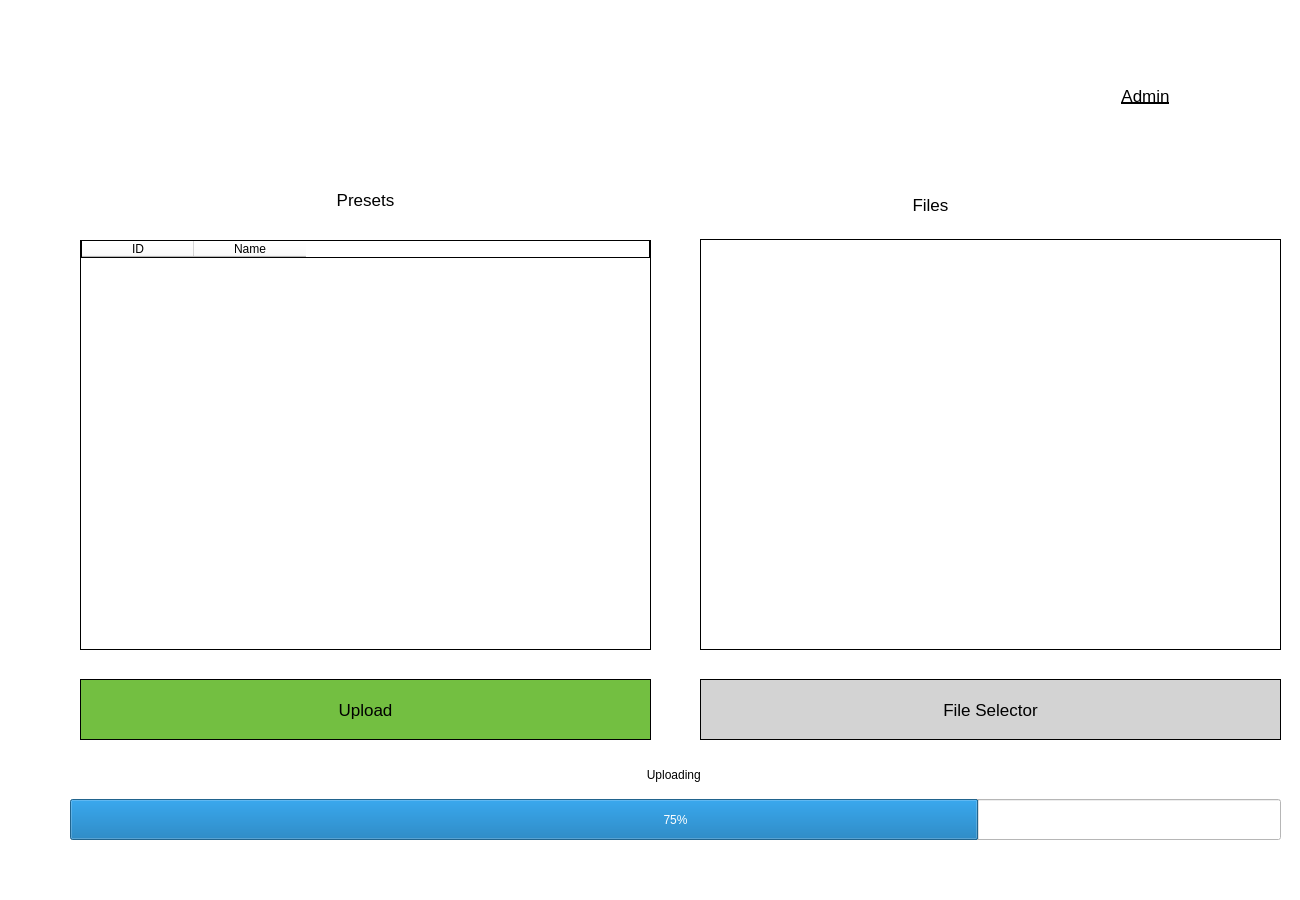
Qt form src/views/MainWindow.ui (rbwo1o/SFTPPipeline) before a commit.
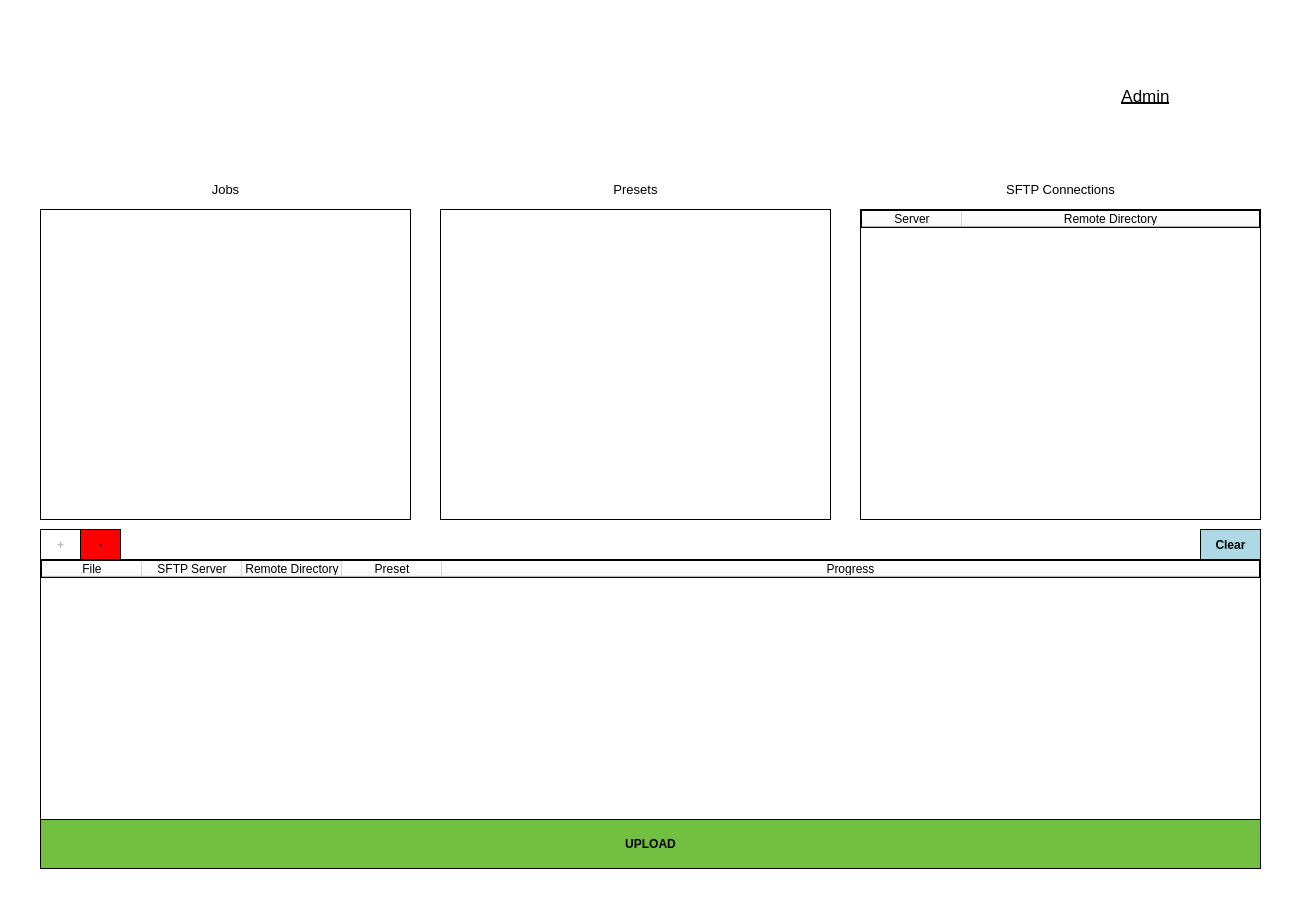
The same form after that commit. The open tabs and pages were chosen to show the change. Icons and pictures are not drawn.

The edit to the form file:
```diff
--- a/src/views/MainWindow.ui
+++ b/src/views/MainWindow.ui
@@ -118,80 +118,42 @@
      <number>0</number>
     </property>
     <widget class="QWidget" name="Home_Page">
-     <widget class="QTableWidget" name="tableWidget">
+     <widget class="QListWidget" name="HomePresets_List">
       <property name="geometry">
        <rect>
-        <x>90</x>
-        <y>90</y>
-        <width>571</width>
-        <height>411</height>
+        <x>450</x>
+        <y>60</y>
+        <width>391</width>
+        <height>311</height>
        </rect>
       </property>
-      <property name="maximumSize">
-       <size>
-        <width>881</width>
-        <height>16777215</height>
-       </size>
-      </property>
       <property name="styleSheet">
-       <string notr="true">border: 1px solid black;</string>
+       <string notr="true">Border: 1px solid black;</string>
       </property>
-      <property name="sortingEnabled">
+      <property name="alternatingRowColors">
        <bool>true</bool>
       </property>
-      <attribute name="horizontalHeaderCascadingSectionResizes">
-       <bool>false</bool>
-      </attribute>
-      <attribute name="horizontalHeaderDefaultSectionSize">
-       <number>112</number>
-      </attribute>
-      <attribute name="verticalHeaderCascadingSectionResizes">
-       <bool>false</bool>
-      </attribute>
-      <attribute name="verticalHeaderStretchLastSection">
-       <bool>true</bool>
-      </attribute>
-      <column>
-       <property name="text">
-        <string>ID</string>
-       </property>
-      </column>
-      <column>
-       <property name="text">
-        <string>Name</string>
-       </property>
-      </column>
-     </widget>
-     <widget class="QListWidget" name="listWidget">
-      <property name="geometry">
-       <rect>
-        <x>710</x>
-        <y>90</y>
-        <width>581</width>
-        <height>411</height>
-       </rect>
-      </property>
-      <property name="styleSheet">
-       <string notr="true">border: 1px solid black;</string>
+      <property name="selectionMode">
+       <enum>QAbstractItemView::MultiSelection</enum>
       </property>
      </widget>
      <widget class="QLabel" name="label_2">
       <property name="geometry">
        <rect>
-        <x>90</x>
-        <y>10</y>
-        <width>571</width>
-        <height>81</height>
+        <x>50</x>
+        <y>30</y>
+        <width>371</width>
+        <height>21</height>
        </rect>
       </property>
       <property name="font">
        <font>
         <family>Segoe UI</family>
-        <pointsize>13</pointsize>
+        <pointsize>10</pointsize>
        </font>
       </property>
       <property name="text">
-       <string>Presets</string>
+       <string>Jobs</string>
       </property>
       <property name="alignment">
        <set>Qt::AlignCenter</set>
@@ -200,113 +162,248 @@
      <widget class="QLabel" name="label_3">
       <property name="geometry">
        <rect>
-        <x>590</x>
+        <x>450</x>
         <y>30</y>
-        <width>701</width>
-        <height>51</height>
+        <width>391</width>
+        <height>21</height>
        </rect>
       </property>
       <property name="font">
        <font>
         <family>Segoe UI</family>
-        <pointsize>13</pointsize>
+        <pointsize>10</pointsize>
        </font>
       </property>
       <property name="text">
-       <string>Files</string>
+       <string>Presets</string>
       </property>
       <property name="alignment">
        <set>Qt::AlignCenter</set>
       </property>
      </widget>
-     <widget class="QPushButton" name="pushButton">
+     <widget class="QListWidget" name="HomeJobs_List">
       <property name="geometry">
        <rect>
-        <x>710</x>
-        <y>530</y>
-        <width>581</width>
-        <height>61</height>
+        <x>50</x>
+        <y>60</y>
+        <width>371</width>
+        <height>311</height>
        </rect>
       </property>
+      <property name="styleSheet">
+       <string notr="true">border: 1px solid black;</string>
+      </property>
+      <property name="selectionMode">
+       <enum>QAbstractItemView::MultiSelection</enum>
+      </property>
+     </widget>
+     <widget class="QTableWidget" name="HomeConnections_Table">
+      <property name="geometry">
+       <rect>
+        <x>870</x>
+        <y>60</y>
+        <width>401</width>
+        <height>311</height>
+       </rect>
+      </property>
+      <property name="styleSheet">
+       <string notr="true">border: 1px solid black;</string>
+      </property>
+      <property name="alternatingRowColors">
+       <bool>true</bool>
+      </property>
+      <property name="selectionMode">
+       <enum>QAbstractItemView::SingleSelection</enum>
+      </property>
+      <property name="selectionBehavior">
+       <enum>QAbstractItemView::SelectRows</enum>
+      </property>
+      <attribute name="horizontalHeaderStretchLastSection">
+       <bool>true</bool>
+      </attribute>
+      <column>
+       <property name="text">
+        <string>Server</string>
+       </property>
+      </column>
+      <column>
+       <property name="text">
+        <string>Remote Directory</string>
+       </property>
+      </column>
+     </widget>
+     <widget class="QLabel" name="label_19">
+      <property name="geometry">
+       <rect>
+        <x>870</x>
+        <y>30</y>
+        <width>401</width>
+        <height>21</height>
+       </rect>
+      </property>
       <property name="font">
        <font>
         <family>Segoe UI</family>
-        <pointsize>13</pointsize>
+        <pointsize>10</pointsize>
+       </font>
+      </property>
+      <property name="text">
+       <string>SFTP Connections</string>
+      </property>
+      <property name="alignment">
+       <set>Qt::AlignCenter</set>
+      </property>
+     </widget>
+     <widget class="QTableWidget" name="HomeUpload_Table">
+      <property name="geometry">
+       <rect>
+        <x>50</x>
+        <y>410</y>
+        <width>1221</width>
+        <height>261</height>
+       </rect>
+      </property>
+      <property name="styleSheet">
+       <string notr="true">border: 1px solid black;</string>
+      </property>
+      <property name="alternatingRowColors">
+       <bool>true</bool>
+      </property>
+      <attribute name="horizontalHeaderStretchLastSection">
+       <bool>true</bool>
+      </attribute>
+      <column>
+       <property name="text">
+        <string>File</string>
+       </property>
+      </column>
+      <column>
+       <property name="text">
+        <string>SFTP Server</string>
+       </property>
+      </column>
+      <column>
+       <property name="text">
+        <string>Remote Directory</string>
+       </property>
+      </column>
+      <column>
+       <property name="text">
+        <string>Preset</string>
+       </property>
+      </column>
+      <column>
+       <property name="text">
+        <string>Progress</string>
+       </property>
+      </column>
+     </widget>
+     <widget class="QPushButton" name="HomeUploadTable_Add_Button">
+      <property name="enabled">
+       <bool>false</bool>
+      </property>
+      <property name="geometry">
+       <rect>
+        <x>50</x>
+        <y>380</y>
+        <width>41</width>
+        <height>31</height>
+       </rect>
+      </property>
+      <property name="font">
+       <font>
+        <weight>75</weight>
+        <bold>true</bold>
        </font>
       </property>
       <property name="cursor">
        <cursorShape>PointingHandCursor</cursorShape>
       </property>
       <property name="styleSheet">
-       <string notr="true">background-color: lightgray;
-border: 1px solid black;</string>
+       <string notr="true">Border: 1px solid black;</string>
       </property>
       <property name="text">
-       <string>File Selector</string>
+       <string>+</string>
       </property>
      </widget>
      <widget class="QPushButton" name="pushButton_2">
       <property name="geometry">
        <rect>
         <x>90</x>
-        <y>530</y>
-        <width>571</width>
-        <height>61</height>
+        <y>380</y>
+        <width>41</width>
+        <height>31</height>
        </rect>
       </property>
       <property name="font">
        <font>
-        <family>Segoe UI</family>
-        <pointsize>13</pointsize>
+        <weight>75</weight>
+        <bold>true</bold>
        </font>
       </property>
       <property name="cursor">
        <cursorShape>PointingHandCursor</cursorShape>
       </property>
       <property name="styleSheet">
-       <string notr="true">background-color: #73BF41;
-border: 1px solid black;</string>
+       <string notr="true">Border: 1px solid black;
+Background-Color: red;</string>
       </property>
       <property name="text">
-       <string>Upload</string>
+       <string>-</string>
       </property>
      </widget>
-     <widget class="QProgressBar" name="progressBar">
+     <widget class="QPushButton" name="HomeUploadTable_Clear_Button">
       <property name="geometry">
        <rect>
-        <x>80</x>
-        <y>650</y>
-        <width>1211</width>
-        <height>41</height>
+        <x>1210</x>
+        <y>380</y>
+        <width>61</width>
+        <height>31</height>
        </rect>
       </property>
-      <property name="value">
-       <number>75</number>
+      <property name="font">
+       <font>
+        <weight>75</weight>
+        <bold>true</bold>
+       </font>
       </property>
-      <property name="alignment">
-       <set>Qt::AlignCenter</set>
+      <property name="cursor">
+       <cursorShape>PointingHandCursor</cursorShape>
       </property>
+      <property name="styleSheet">
+       <string notr="true">Border: 1px solid black;
+Background-Color: lightblue;</string>
+      </property>
+      <property name="text">
+       <string>Clear</string>
+      </property>
      </widget>
-     <widget class="QLabel" name="label_4">
+     <widget class="QPushButton" name="HomeUploadTable_Upload_Button">
       <property name="geometry">
        <rect>
-        <x>80</x>
-        <y>615</y>
-        <width>1211</width>
-        <height>21</height>
+        <x>50</x>
+        <y>670</y>
+        <width>1221</width>
+        <height>50</height>
        </rect>
       </property>
       <property name="font">
        <font>
         <family>Segoe UI</family>
-        <pointsize>9</pointsize>
+        <weight>75</weight>
+        <bold>true</bold>
        </font>
       </property>
+      <property name="styleSheet">
+       <string notr="true">Border: 1px solid black;
+Background-color: #73BF41;</string>
+      </property>
       <property name="text">
-       <string>Uploading &lt;filename&gt;</string>
+       <string>UPLOAD</string>
       </property>
-      <property name="alignment">
-       <set>Qt::AlignCenter</set>
+      <property name="icon">
+       <iconset>
+        <normaloff>../assets/images/upload.png</normaloff>../assets/images/upload.png</iconset>
       </property>
      </widget>
     </widget>
@@ -960,6 +1057,245 @@
        <attribute name="title">
         <string>Jobs</string>
        </attribute>
+       <widget class="QTableWidget" name="JobsTable_Table">
+        <property name="geometry">
+         <rect>
+          <x>20</x>
+          <y>20</y>
+          <width>761</width>
+          <height>501</height>
+         </rect>
+        </property>
+        <column>
+         <property name="text">
+          <string>Name</string>
+         </property>
+        </column>
+        <column>
+         <property name="text">
+          <string>Presets</string>
+         </property>
+        </column>
+        <column>
+         <property name="text">
+          <string>Schedule</string>
+         </property>
+        </column>
+        <column>
+         <property name="text">
+          <string>Start Time</string>
+         </property>
+        </column>
+        <column>
+         <property name="text">
+          <string>Start Date</string>
+         </property>
+        </column>
+        <column>
+         <property name="text">
+          <string>End Date</string>
+         </property>
+        </column>
+       </widget>
+       <widget class="QPushButton" name="JobsDeleteJobs_Button">
+        <property name="geometry">
+         <rect>
+          <x>20</x>
+          <y>540</y>
+          <width>761</width>
+          <height>71</height>
+         </rect>
+        </property>
+        <property name="font">
+         <font>
+          <pointsize>10</pointsize>
+         </font>
+        </property>
+        <property name="styleSheet">
+         <string notr="true">border: 1px solid black;
+background-color: red;</string>
+        </property>
+        <property name="text">
+         <string>Delete Selected Job(s)</string>
+        </property>
+       </widget>
+       <widget class="QLineEdit" name="JobsName_LineEdit">
+        <property name="geometry">
+         <rect>
+          <x>800</x>
+          <y>60</y>
+          <width>421</width>
+          <height>41</height>
+         </rect>
+        </property>
+        <property name="font">
+         <font>
+          <family>Segoe UI</family>
+          <pointsize>10</pointsize>
+          <weight>75</weight>
+          <bold>true</bold>
+         </font>
+        </property>
+       </widget>
+       <widget class="QComboBox" name="JobsSchedule_ComboBox">
+        <property name="geometry">
+         <rect>
+          <x>800</x>
+          <y>230</y>
+          <width>421</width>
+          <height>31</height>
+         </rect>
+        </property>
+       </widget>
+       <widget class="QComboBox" name="JobsPresets_ComboBox">
+        <property name="geometry">
+         <rect>
+          <x>800</x>
+          <y>150</y>
+          <width>421</width>
+          <height>31</height>
+         </rect>
+        </property>
+       </widget>
+       <widget class="QTimeEdit" name="JobsStartTime_TimeEdit">
+        <property name="geometry">
+         <rect>
+          <x>800</x>
+          <y>310</y>
+          <width>421</width>
+          <height>31</height>
+         </rect>
+        </property>
+        <property name="displayFormat">
+         <string>hh:mm</string>
+        </property>
+       </widget>
+       <widget class="QLineEdit" name="JobsStartDate_LineEdit">
+        <property name="geometry">
+         <rect>
+          <x>800</x>
+          <y>390</y>
+          <width>421</width>
+          <height>41</height>
+         </rect>
+        </property>
+        <property name="placeholderText">
+         <string>MM/DD/YYYY</string>
+        </property>
+       </widget>
+       <widget class="QLineEdit" name="JobsEndDate_LineEdit">
+        <property name="geometry">
+         <rect>
+          <x>800</x>
+          <y>480</y>
+          <width>421</width>
+          <height>41</height>
+         </rect>
+        </property>
+        <property name="placeholderText">
+         <string>MM/DD/YYYY</string>
+        </property>
+       </widget>
+       <widget class="QPushButton" name="JobsAddJob_Button">
+        <property name="geometry">
+         <rect>
+          <x>800</x>
+          <y>540</y>
+          <width>421</width>
+          <height>71</height>
+         </rect>
+        </property>
+        <property name="font">
+         <font>
+          <pointsize>10</pointsize>
+         </font>
+        </property>
+        <property name="styleSheet">
+         <string notr="true">border: 1px solid black;
+background-color: #73BF41;</string>
+        </property>
+        <property name="text">
+         <string>Add Job</string>
+        </property>
+       </widget>
+       <widget class="QLabel" name="label_4">
+        <property name="geometry">
+         <rect>
+          <x>800</x>
+          <y>30</y>
+          <width>421</width>
+          <height>16</height>
+         </rect>
+        </property>
+        <property name="text">
+         <string>Name</string>
+        </property>
+       </widget>
+       <widget class="QLabel" name="label_23">
+        <property name="geometry">
+         <rect>
+          <x>800</x>
+          <y>120</y>
+          <width>421</width>
+          <height>16</height>
+         </rect>
+        </property>
+        <property name="text">
+         <string>Presets</string>
+        </property>
+       </widget>
+       <widget class="QLabel" name="label_24">
+        <property name="geometry">
+         <rect>
+          <x>800</x>
+          <y>200</y>
+          <width>421</width>
+          <height>16</height>
+         </rect>
+        </property>
+        <property name="text">
+         <string>Schedule</string>
+        </property>
+       </widget>
+       <widget class="QLabel" name="label_25">
+        <property name="geometry">
+         <rect>
+          <x>800</x>
+          <y>280</y>
+          <width>421</width>
+          <height>16</height>
+         </rect>
+        </property>
+        <property name="text">
+         <string>Start Time</string>
+        </property>
+       </widget>
+       <widget class="QLabel" name="label_26">
+        <property name="geometry">
+         <rect>
+          <x>800</x>
+          <y>360</y>
+          <width>421</width>
+          <height>16</height>
+         </rect>
+        </property>
+        <property name="text">
+         <string>Start Date</string>
+        </property>
+       </widget>
+       <widget class="QLabel" name="label_27">
+        <property name="geometry">
+         <rect>
+          <x>800</x>
+          <y>450</y>
+          <width>421</width>
+          <height>16</height>
+         </rect>
+        </property>
+        <property name="text">
+         <string>End Date</string>
+        </property>
+       </widget>
       </widget>
       <widget class="QWidget" name="tab_4">
        <attribute name="title">
```
Left out of the diff: 39 changed lines with no effect on the pictures.
